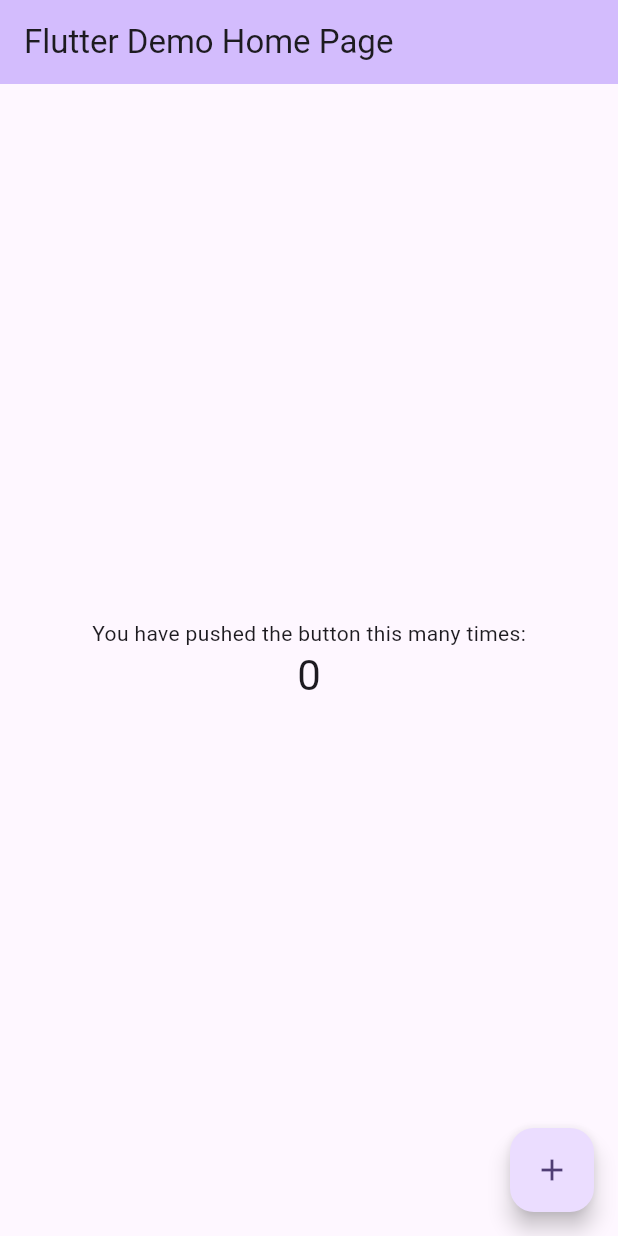
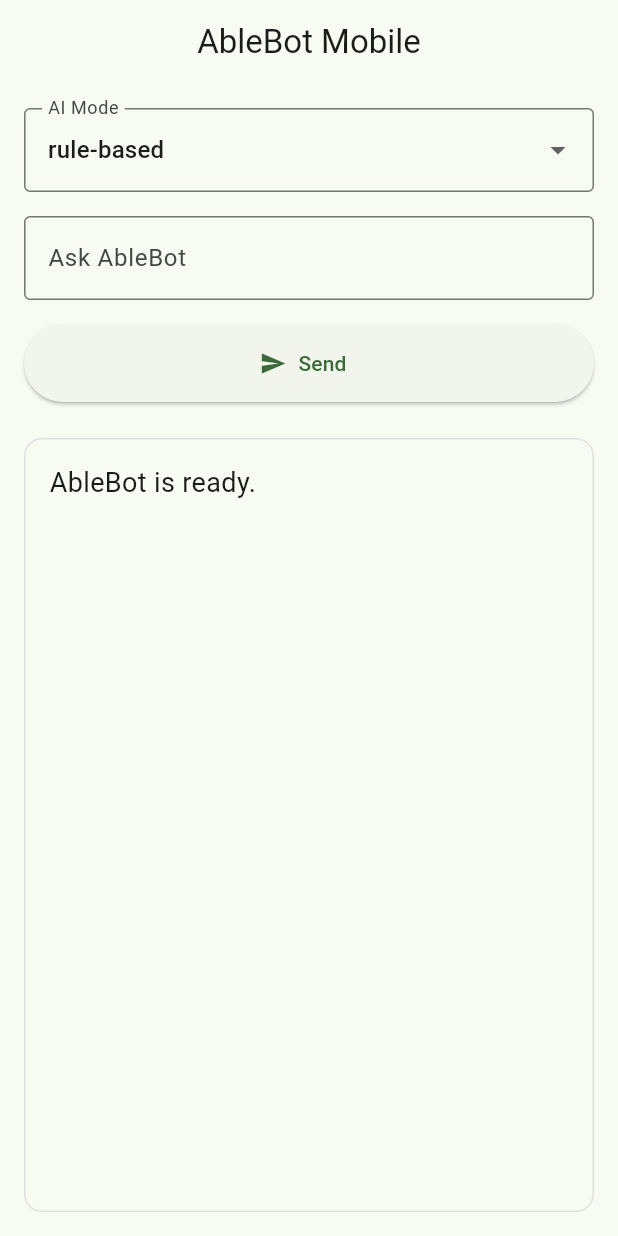
Before and after one commit to guired513/AbleBot, a Flutter app: the screen it shows after launch, on a phone screen of 412 x 824 dp. Run offline on Flutter 3.47's test engine with Material 3 defaults, Android fonts, the phone set to English and light mode, and no system bars.

Commit message:
Initialized Flutter mobile app and connected AbleBot backend API

```diff
--- a/mobile/ablebot_mobile/lib/main.dart
+++ b/mobile/ablebot_mobile/lib/main.dart
@@ -1,122 +1,153 @@
 import 'package:flutter/material.dart';
+import 'services/api_service.dart';
 
 void main() {
-  runApp(const MyApp());
+  runApp(const AbleBotApp());
 }
 
-class MyApp extends StatelessWidget {
-  const MyApp({super.key});
+class AbleBotApp extends StatelessWidget {
+  const AbleBotApp({super.key});
 
-  // This widget is the root of your application.
   @override
   Widget build(BuildContext context) {
     return MaterialApp(
-      title: 'Flutter Demo',
+      title: 'AbleBot Mobile',
+      debugShowCheckedModeBanner: false,
       theme: ThemeData(
-        // This is the theme of your application.
-        //
-        // TRY THIS: Try running your application with "flutter run". You'll see
-        // the application has a purple toolbar. Then, without quitting the app,
-        // try changing the seedColor in the colorScheme below to Colors.green
-        // and then invoke "hot reload" (save your changes or press the "hot
-        // reload" button in a Flutter-supported IDE, or press "r" if you used
-        // the command line to start the app).
-        //
-        // Notice that the counter didn't reset back to zero; the application
-        // state is not lost during the reload. To reset the state, use hot
-        // restart instead.
-        //
-        // This works for code too, not just values: Most code changes can be
-        // tested with just a hot reload.
-        colorScheme: .fromSeed(seedColor: Colors.deepPurple),
+        colorSchemeSeed: Colors.green,
+        useMaterial3: true,
       ),
-      home: const MyHomePage(title: 'Flutter Demo Home Page'),
+      home: const ChatScreen(),
     );
   }
 }
 
-class MyHomePage extends StatefulWidget {
-  const MyHomePage({super.key, required this.title});
-
-  // This widget is the home page of your application. It is stateful, meaning
-  // that it has a State object (defined below) that contains fields that affect
-  // how it looks.
-
-  // This class is the configuration for the state. It holds the values (in this
-  // case the title) provided by the parent (in this case the App widget) and
-  // used by the build method of the State. Fields in a Widget subclass are
-  // always marked "final".
-
-  final String title;
+class ChatScreen extends StatefulWidget {
+  const ChatScreen({super.key});
 
   @override
-  State<MyHomePage> createState() => _MyHomePageState();
+  State<ChatScreen> createState() => _ChatScreenState();
 }
 
-class _MyHomePageState extends State<MyHomePage> {
-  int _counter = 0;
+class _ChatScreenState extends State<ChatScreen> {
+  final TextEditingController _controller = TextEditingController();
 
-  void _incrementCounter() {
+  String _selectedMode = 'rule-based';
+  String _botResponse = 'AbleBot is ready.';
+  bool _isLoading = false;
+
+  final List<String> _modes = [
+    'rule-based',
+    'bert',
+    'bert-ft',
+  ];
+
+  Future<void> _sendMessage() async {
+    final message = _controller.text.trim();
+
+    if (message.isEmpty) return;
+
     setState(() {
-      // This call to setState tells the Flutter framework that something has
-      // changed in this State, which causes it to rerun the build method below
-      // so that the display can reflect the updated values. If we changed
-      // _counter without calling setState(), then the build method would not be
-      // called again, and so nothing would appear to happen.
-      _counter++;
+      _isLoading = true;
+      _botResponse = 'Processing...';
     });
+
+    try {
+      final result = await ApiService.sendChatMessage(
+        message: message,
+        mode: _selectedMode,
+      );
+
+      setState(() {
+        _botResponse =
+            result['response']?.toString() ??
+            result['reply']?.toString() ??
+            result['answer']?.toString() ??
+            result.toString();
+      });
+    } catch (e) {
+      setState(() {
+        _botResponse = 'Unable to connect to AbleBot backend. Error: $e';
+      });
+    } finally {
+      setState(() {
+        _isLoading = false;
+      });
+    }
   }
 
   @override
   Widget build(BuildContext context) {
-    // This method is rerun every time setState is called, for instance as done
-    // by the _incrementCounter method above.
-    //
-    // The Flutter framework has been optimized to make rerunning build methods
-    // fast, so that you can just rebuild anything that needs updating rather
-    // than having to individually change instances of widgets.
     return Scaffold(
       appBar: AppBar(
-        // TRY THIS: Try changing the color here to a specific color (to
-        // Colors.amber, perhaps?) and trigger a hot reload to see the AppBar
-        // change color while the other colors stay the same.
-        backgroundColor: Theme.of(context).colorScheme.inversePrimary,
-        // Here we take the value from the MyHomePage object that was created by
-        // the App.build method, and use it to set our appbar title.
-        title: Text(widget.title),
+        title: const Text('AbleBot Mobile'),
+        centerTitle: true,
       ),
-      body: Center(
-        // Center is a layout widget. It takes a single child and positions it
-        // in the middle of the parent.
+      body: Padding(
+        padding: const EdgeInsets.all(16),
         child: Column(
-          // Column is also a layout widget. It takes a list of children and
-          // arranges them vertically. By default, it sizes itself to fit its
-          // children horizontally, and tries to be as tall as its parent.
-          //
-          // Column has various properties to control how it sizes itself and
-          // how it positions its children. Here we use mainAxisAlignment to
-          // center the children vertically; the main axis here is the vertical
-          // axis because Columns are vertical (the cross axis would be
-          // horizontal).
-          //
-          // TRY THIS: Invoke "debug painting" (choose the "Toggle Debug Paint"
-          // action in the IDE, or press "p" in the console), to see the
-          // wireframe for each widget.
-          mainAxisAlignment: .center,
           children: [
-            const Text('You have pushed the button this many times:'),
-            Text(
-              '$_counter',
-              style: Theme.of(context).textTheme.headlineMedium,
+            DropdownButtonFormField<String>(
+              value: _selectedMode,
+              decoration: const InputDecoration(
+                labelText: 'AI Mode',
+                border: OutlineInputBorder(),
+              ),
+              items: _modes.map((mode) {
+                return DropdownMenuItem(
+                  value: mode,
+                  child: Text(mode),
+                );
+              }).toList(),
+              onChanged: (value) {
+                if (value != null) {
+                  setState(() {
+                    _selectedMode = value;
+                  });
+                }
+              },
+            ),
+            const SizedBox(height: 16),
+            TextField(
+              controller: _controller,
+              minLines: 1,
+              maxLines: 4,
+              decoration: const InputDecoration(
+                labelText: 'Ask AbleBot',
+                hintText: 'Example: How can I apply for a PWD ID?',
+                border: OutlineInputBorder(),
+              ),
+            ),
+            const SizedBox(height: 16),
+            SizedBox(
+              width: double.infinity,
+              height: 52,
+              child: ElevatedButton.icon(
+                onPressed: _isLoading ? null : _sendMessage,
+                icon: const Icon(Icons.send),
+                label: Text(_isLoading ? 'Sending...' : 'Send'),
+              ),
+            ),
+            const SizedBox(height: 24),
+            Expanded(
+              child: Container(
+                width: double.infinity,
+                padding: const EdgeInsets.all(16),
+                decoration: BoxDecoration(
+                  border: Border.all(color: Colors.grey.shade300),
+                  borderRadius: BorderRadius.circular(12),
+                ),
+                child: SingleChildScrollView(
+                  child: Text(
+                    _botResponse,
+                    style: const TextStyle(fontSize: 18),
+                  ),
+                ),
+              ),
             ),
           ],
         ),
       ),
-      floatingActionButton: FloatingActionButton(
-        onPressed: _incrementCounter,
-        tooltip: 'Increment',
-        child: const Icon(Icons.add),
-      ),
     );
   }
 }
--- /dev/null
+++ b/mobile/ablebot_mobile/lib/services/api_service.dart
@@ -0,0 +1,28 @@
+import 'dart:convert';
+import 'package:http/http.dart' as http;
+
+class ApiService {
+  static const String baseUrl = 'http://10.0.0.18:5000';
+
+  static Future<Map<String, dynamic>> sendChatMessage({
+    required String message,
+    required String mode,
+  }) async {
+    final url = Uri.parse('$baseUrl/chat');
+
+    final response = await http.post(
+      url,
+      headers: {'Content-Type': 'application/json'},
+      body: jsonEncode({
+        'message': message,
+        'mode': mode,
+      }),
+    );
+
+    if (response.statusCode == 200) {
+      return jsonDecode(response.body);
+    } else {
+      throw Exception('Failed to connect to AbleBot backend');
+    }
+  }
+}
--- a/mobile/ablebot_mobile/pubspec.yaml
+++ b/mobile/ablebot_mobile/pubspec.yaml
@@ -34,6 +34,7 @@ dependencies:
   # The following adds the Cupertino Icons font to your application.
   # Use with the CupertinoIcons class for iOS style icons.
   cupertino_icons: ^1.0.8
+  http: ^1.6.0
 
 dev_dependencies:
   flutter_test:
```
Also changed, not shown: mobile/ablebot_mobile/pubspec.lock.
